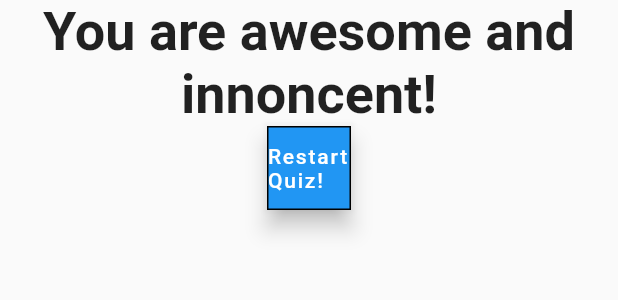
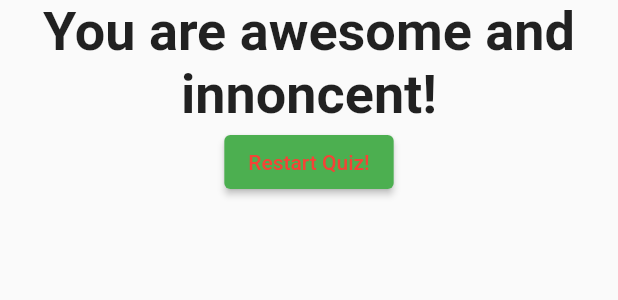
Before and after one commit to LapertJoseph/FlutterApp, a Flutter app: the Result widget shown alone on an empty page, opened directly with empty values, on a phone screen of 412 x 824 dp. Shown: the top 300 px of the screen. Run offline on Flutter 3.47's test engine with Material 2 defaults, Android fonts, the phone set to English and light mode, and no system bars.

Commit message:
QuizzApp Finished

```diff
--- a/lib/result.dart
+++ b/lib/result.dart
@@ -30,11 +30,13 @@ class Result extends StatelessWidget {
             style: TextStyle(fontSize: 36, fontWeight: FontWeight.bold),
             textAlign: TextAlign.center,
           ),
-          FloatingActionButton(
+          ElevatedButton(
+            style: ButtonStyle(
+              backgroundColor: MaterialStateProperty.all(Colors.green),
+              foregroundColor: MaterialStateProperty.all(Colors.red),
+            ),
             child: Text('Restart Quiz!'),
             onPressed: resetHandler,
-            backgroundColor: Colors.blue,
-            shape: Border.all(),
           ),
         ],
       ),
```
